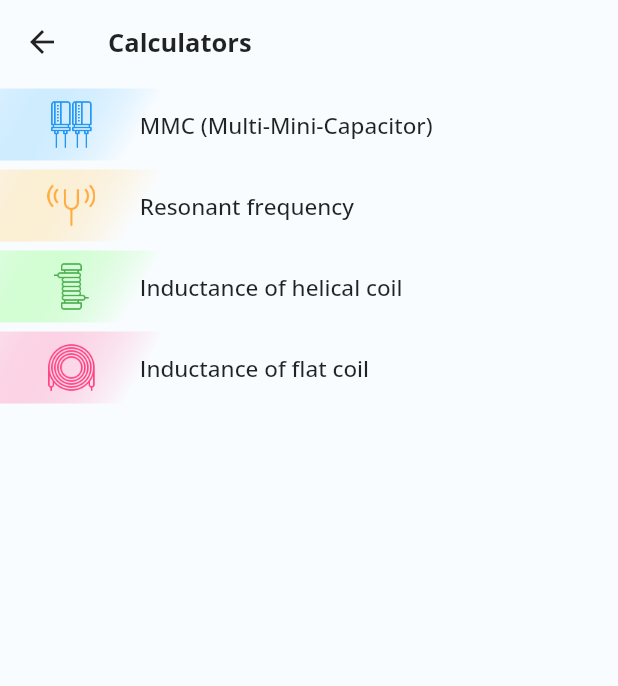
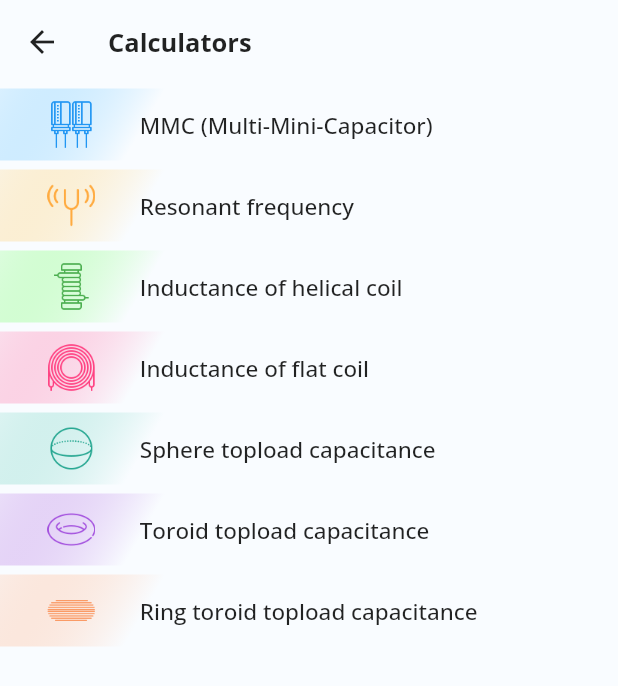
Before and after one commit to BojanDolic/Coiler, a Flutter app: the CalculatorsScreen screen opened by its route, on a phone screen of 412 x 824 dp. Shown: the top 686 px of the screen. Run offline on Flutter 3.47's test engine with Material 2 defaults, Android fonts, the phone set to English and light mode, and no system bars; our stand-ins replace drift, floor; missing offline and left inert: drift_local_storage_inspector, storage_inspector; accounts and stored records are empty; generated files the repository leaves out were written again.

Commit message:
DEVELOP_2704_CALCULATORS_ADDITION
Add more calculator options in calculators_screen.dart

```diff
--- a/lib/screens/calculators_screen.dart
+++ b/lib/screens/calculators_screen.dart
@@ -2,7 +2,6 @@ import 'package:coiler_app/screens/calculators/capacitor_screen.dart';
 import 'package:coiler_app/screens/calculators/helical_coil_screen.dart';
 import 'package:coiler_app/screens/calculators/resonant_freq_screen.dart';
 import 'package:coiler_app/util/color_constants.dart' as ColorUtil;
-import 'package:coiler_app/util/constants.dart';
 import 'package:flutter/material.dart';
 
 class CalculatorsScreen extends StatelessWidget {
@@ -30,9 +29,8 @@ class CalculatorsScreen extends StatelessWidget {
               /*const SizedBox(
                 height: 12,
               ),*/
-              CalculatorItem2(
+              CalculatorItem(
                 title: "MMC (Multi-Mini-Capacitor)",
-                iconColor: Colors.blue,
                 gradientColor: ColorUtil.blueGradient,
                 icon: Image.asset(
                   "assets/caps_icon.png",
@@ -44,9 +42,8 @@ class CalculatorsScreen extends StatelessWidget {
                   Navigator.pushNamed(context, CapacitorScreen.id);
                 },
               ),
-              CalculatorItem2(
+              CalculatorItem(
                 title: "Resonant frequency",
-                iconColor: Colors.orangeAccent,
                 gradientColor: ColorUtil.orangeGradient,
                 icon: Image.asset(
                   "assets/resfreq_icon.png",
@@ -58,9 +55,8 @@ class CalculatorsScreen extends StatelessWidget {
                   Navigator.pushNamed(context, ResonantFrequencyScreen.id);
                 },
               ),
-              CalculatorItem2(
+              CalculatorItem(
                 title: "Inductance of helical coil",
-                iconColor: Colors.green,
                 gradientColor: ColorUtil.greenGradient,
                 icon: Image.asset(
                   "assets/helical_coil_icon.png",
@@ -72,9 +68,8 @@ class CalculatorsScreen extends StatelessWidget {
                   Navigator.pushNamed(context, HelicalCoilCalculatorScreen.id);
                 },
               ),
-              CalculatorItem2(
+              CalculatorItem(
                 title: "Inductance of flat coil",
-                iconColor: Colors.green,
                 gradientColor: ColorUtil.pinkGradient,
                 icon: Image.asset(
                   "assets/flat_coil_icon.png",
@@ -86,58 +81,45 @@ class CalculatorsScreen extends StatelessWidget {
                   //TODO add navigation to flat coil calculation
                 },
               ),
-
-              /*CalculatorItem(
-                title: "MMC (Multi-Mini-Capacitor)",
-                backColor: Colors.blue,
+              CalculatorItem(
+                title: "Sphere topload capacitance",
+                gradientColor: ColorUtil.tealGradient,
                 icon: Image.asset(
-                  "assets/caps_icon.png",
-                  color: Colors.white,
-                  width: 26,
-                  height: 26,
+                  "assets/sphere_icon.png",
+                  color: ColorUtil.teal,
+                  width: 32,
+                  height: 32,
                 ),
                 onTap: () {
-                  Navigator.pushNamed(context, CapacitorScreen.id);
+                  //TODO add navigation to flat coil calculation
                 },
               ),
               CalculatorItem(
-                title: "Resonant frequency",
-                backColor: Colors.orangeAccent,
+                title: "Toroid topload capacitance",
+                gradientColor: ColorUtil.purpleGradient,
                 icon: Image.asset(
-                  "assets/resfreq_icon.png",
-                  color: Colors.white,
-                  width: 26,
-                  height: 26,
+                  "assets/full_toroid_icon.png",
+                  color: ColorUtil.purple,
+                  width: 32,
+                  height: 32,
                 ),
                 onTap: () {
-                  Navigator.pushNamed(context, ResonantFrequencyScreen.id);
+                  //TODO add navigation to flat coil calculation
                 },
               ),
               CalculatorItem(
-                title: "Inductance of helical coil",
-                backColor: Colors.green,
+                title: "Ring toroid topload capacitance",
+                gradientColor: ColorUtil.lightOrangeGradient,
                 icon: Image.asset(
-                  "assets/helical_coil_icon.png",
-                  color: Colors.white,
-                  width: 26,
-                  height: 26,
+                  "assets/ring_toroid_icon.png",
+                  color: ColorUtil.lightOrange,
+                  width: 32,
+                  height: 32,
                 ),
                 onTap: () {
-                  Navigator.pushNamed(context, HelicalCoilCalculatorScreen.id);
+                  //TODO add navigation to flat coil calculation
                 },
               ),
-              CalculatorItem(
-                title: "Inductance of flat coil",
-                backColor: Colors.pinkAccent,
-                icon: Image.asset(
-                  "assets/flat_coil_icon.png",
-                  color: Colors.white,
-                  width: 26,
-                  height: 26,
-                ),
-                onTap: () {
-                },
-              ),*/
             ],
           ),
         ),
@@ -146,17 +128,15 @@ class CalculatorsScreen extends StatelessWidget {
   }
 }
 
-class CalculatorItem2 extends StatelessWidget {
-  const CalculatorItem2({
+class CalculatorItem extends StatelessWidget {
+  const CalculatorItem({
     Key? key,
-    required this.iconColor,
     required this.gradientColor,
     required this.icon,
     required this.title,
     required this.onTap,
   }) : super(key: key);
 
-  final Color iconColor;
   final Color gradientColor;
   final Image icon;
   final String title;
@@ -210,6 +190,7 @@ class CalculatorItem2 extends StatelessWidget {
   }
 }
 
+/*
 class CalculatorItem extends StatelessWidget {
   const CalculatorItem({
     Key? key,
@@ -243,3 +224,4 @@ class CalculatorItem extends StatelessWidget {
     );
   }
 }
+*/
--- a/lib/util/color_constants.dart
+++ b/lib/util/color_constants.dart
@@ -1,8 +1,17 @@
 import 'package:flutter/material.dart';
 
 const lightestBlue = Color(0xffe1efff);
+
+const teal = Color(0xff24a690);
+const purple = Color(0xffa350de);
+const lightOrange = Color(0xfffa945c);
 
 const orangeGradient = Color(0xFFffd47d);
 const blueGradient = Color(0xFF7accff);
 const greenGradient = Color(0xFF85ff7a);
 const pinkGradient = Color(0xFFff80b0);
+const tealGradient = Color(0xff84d9ca);
+const purpleGradient = Color(0xffbc83e6);
+const lightOrangeGradient = Color(0xffffbd99);
+
+const lightOrangeGradientText = Color(0x00ffbd99);
```
